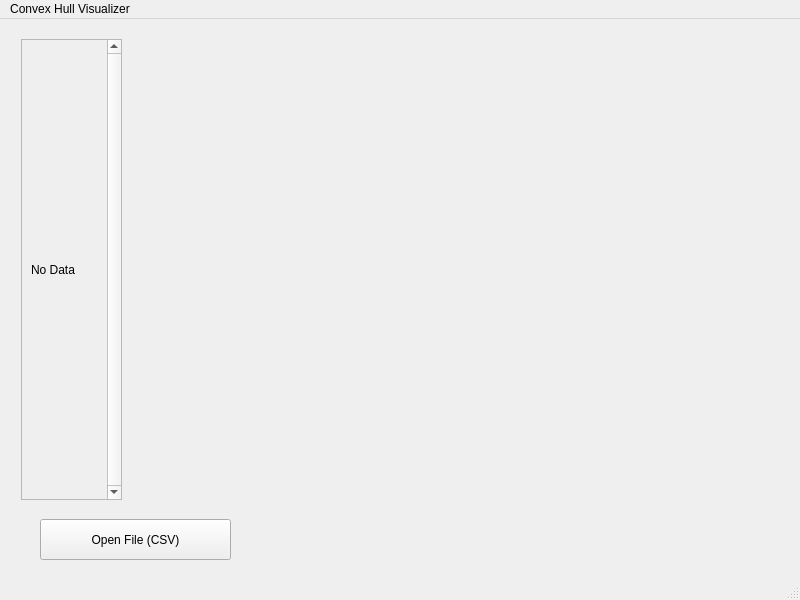
Above: dialog.ui from jma02/graham-scan-visualizer before the change. Below: the same form after it.
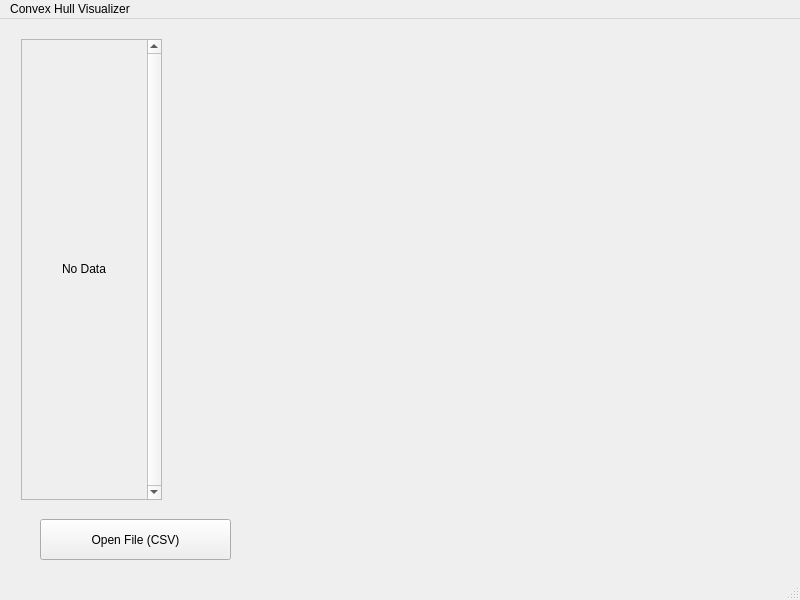
That is the form after the change.

Diff of the .ui file:
```diff
--- a/dialog.ui
+++ b/dialog.ui
@@ -32,7 +32,7 @@
      <rect>
       <x>21</x>
       <y>20</y>
-      <width>101</width>
+      <width>141</width>
       <height>461</height>
      </rect>
     </property>
@@ -50,12 +50,12 @@
       <rect>
        <x>0</x>
        <y>0</y>
-       <width>83</width>
+       <width>123</width>
        <height>459</height>
       </rect>
      </property>
      <layout class="QGridLayout" name="gridLayout">
-      <item row="0" column="0">
+      <item row="0" column="0" alignment="Qt::AlignHCenter|Qt::AlignVCenter">
        <widget class="QLabel" name="label">
         <property name="autoFillBackground">
          <bool>true</bool>
```
